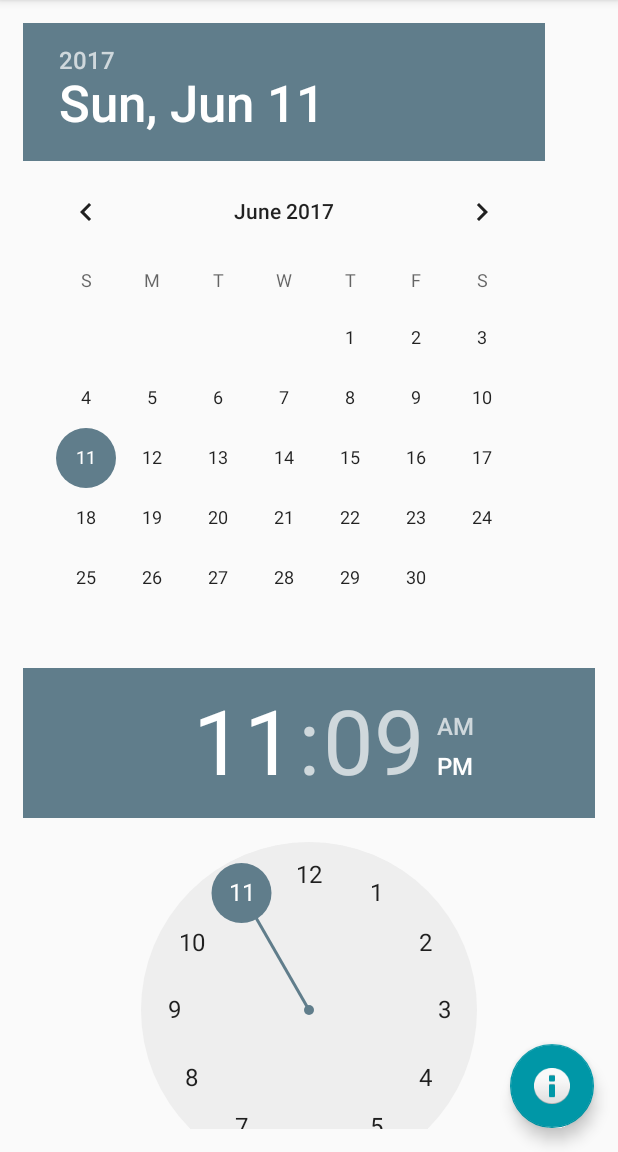
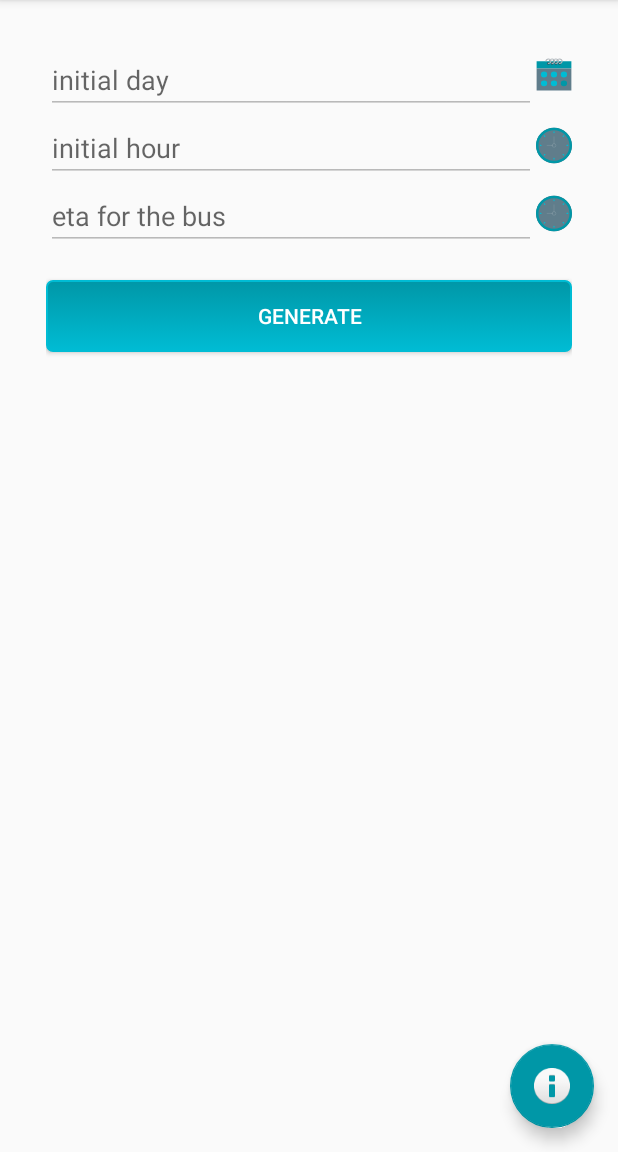
Before and after one commit to renanbrando/MyTimetable, an Android app: the screen it shows after launch (MainActivity), in the side drawer, after a tap on "Send", on a phone screen of 412 x 824 dp, the part 84-1236 px from its top. Run offline under Robolectric (Android 15) with nearby library versions, the phone set to English and light mode, and no system bars; our stand-ins replace ButterKnife.

Commit message:
Updated fragment screens and added date and time pickers for user's input.

```diff
--- a/app/build.gradle
+++ b/app/build.gradle
@@ -27,7 +27,8 @@ dependencies {
     compile 'com.android.support:appcompat-v7:25.3.1'
     compile 'com.android.support:design:25.3.1'
     compile 'com.android.support.constraint:constraint-layout:1.0.2'
+    compile 'com.jakewharton:butterknife:8.6.0'
+    compile 'com.android.support:support-v4:25.3.1'
     testCompile 'junit:junit:4.12'
-    compile 'com.jakewharton:butterknife:8.6.0'
     annotationProcessor 'com.jakewharton:butterknife-compiler:8.6.0'
 }
--- /dev/null
+++ b/app/src/main/java/br/com/totvs/brando/renan/mytimetable/Fragments/TimeTableFragment.java
@@ -0,0 +1,30 @@
+package br.com.totvs.brando.renan.mytimetable.Fragments;
+
+
+import android.os.Bundle;
+import android.support.v4.app.Fragment;
+import android.view.LayoutInflater;
+import android.view.View;
+import android.view.ViewGroup;
+
+import br.com.totvs.brando.renan.mytimetable.R;
+
+public class TimeTableFragment extends Fragment {
+
+
+    public TimeTableFragment() {
+        // Required empty public constructor
+    }
+
+
+    @Override
+    public View onCreateView(LayoutInflater inflater, ViewGroup container,
+                             Bundle savedInstanceState) {
+        // Inflate the layout for this fragment
+        View view = inflater.inflate(R.layout.fragment_time_table, container, false);
+
+
+        return view;
+    }
+
+}
--- a/app/src/main/java/br/com/totvs/brando/renan/mytimetable/MainActivity.java
+++ b/app/src/main/java/br/com/totvs/brando/renan/mytimetable/MainActivity.java
@@ -3,6 +3,7 @@ package br.com.totvs.brando.renan.mytimetable;
 import android.os.Bundle;
 import android.support.design.widget.FloatingActionButton;
 import android.support.design.widget.Snackbar;
+import android.support.v4.app.FragmentTransaction;
 import android.view.View;
 import android.support.design.widget.NavigationView;
 import android.support.v4.view.GravityCompat;
@@ -13,8 +14,12 @@ import android.support.v7.widget.Toolbar;
 import android.view.Menu;
 import android.view.MenuItem;
 
+import br.com.totvs.brando.renan.mytimetable.Fragments.MainFragment;
+import br.com.totvs.brando.renan.mytimetable.Fragments.TimeTableFragment;
+
 public class MainActivity extends AppCompatActivity
         implements NavigationView.OnNavigationItemSelectedListener {
+
 
     @Override
     protected void onCreate(Bundle savedInstanceState) {
@@ -40,6 +45,13 @@ public class MainActivity extends AppCompatActivity
 
         NavigationView navigationView = (NavigationView) findViewById(R.id.nav_view);
         navigationView.setNavigationItemSelectedListener(this);
+
+        MainFragment mainFragment = new MainFragment();
+        FragmentTransaction transaction = getSupportFragmentManager().beginTransaction();
+        transaction.replace(R.id.content_main, mainFragment);
+        transaction.disallowAddToBackStack();
+        transaction.commit();
+
     }
 
     @Override
@@ -80,17 +92,31 @@ public class MainActivity extends AppCompatActivity
         // Handle navigation view item clicks here.
         int id = item.getItemId();
 
-        if (id == R.id.nav_camera) {
-            // Handle the camera action
-        } else if (id == R.id.nav_gallery) {
+        switch (id){
+            case R.id.nav_timetable:
+                TimeTableFragment timeTableFragment = new TimeTableFragment();
+                FragmentTransaction transaction = getSupportFragmentManager().beginTransaction();
+                transaction.replace(R.id.content_main, timeTableFragment);
+                transaction.addToBackStack(null);
+                transaction.commit();
+                break;
+            case R.id.nav_gallery:
 
-        } else if (id == R.id.nav_slideshow) {
+                break;
+            case R.id.nav_slideshow:
 
-        } else if (id == R.id.nav_manage) {
+                break;
+            case R.id.nav_manage:
 
-        } else if (id == R.id.nav_share) {
+                break;
+            case R.id.nav_share:
 
-        } else if (id == R.id.nav_send) {
+                break;
+            case R.id.nav_send:
+
+                break;
+            default:
+                break;
 
         }
 
--- /dev/null
+++ b/app/src/main/res/drawable/ic_calendar.xml
@@ -0,0 +1,22 @@
+<vector android:height="44dp" android:viewportHeight="1136.0"
+    android:viewportWidth="640.0" android:width="24dp" xmlns:android="http://schemas.android.com/apk/res/android">
+    <path android:fillColor="#0097A7" android:pathData="M463.4,303.2l-286.9,0l-165.5,0l0,143.4l617.9,0l0,-143.4z"/>
+    <path android:fillColor="#38454F" android:pathData="M220.7,347.3m-22.1,0a22.1,22.1 0,1 1,44.1 0a22.1,22.1 0,1 1,-44.1 0"/>
+    <path android:fillColor="#38454F" android:pathData="M286.9,347.3m-22.1,0a22.1,22.1 0,1 1,44.1 0a22.1,22.1 0,1 1,-44.1 0"/>
+    <path android:fillColor="#38454F" android:pathData="M353.1,347.3m-22.1,0a22.1,22.1 0,1 1,44.1 0a22.1,22.1 0,1 1,-44.1 0"/>
+    <path android:fillColor="#38454F" android:pathData="M419.3,347.3m-22.1,0a22.1,22.1 0,1 1,44.1 0a22.1,22.1 0,1 1,-44.1 0"/>
+    <path android:fillColor="#AFB6BB" android:pathData="M419.3,248c-12.5,0 -23.9,4.3 -33.1,11.3c5.9,4.5 10.8,10.1 14.5,16.5c5.3,-3.6 11.7,-5.7 18.6,-5.7c18.3,0 33.1,14.9 33.1,33.1s-14.9,33.1 -33.1,33.1c-6.1,0 -11,4.9 -11,11c0,6.1 4.9,11 11,11c30.4,0 55.2,-24.8 55.2,-55.2C474.5,272.8 449.7,248 419.3,248z"/>
+    <path android:fillColor="#839594" android:pathData="M371.7,275.8c-4.7,8.1 -7.6,17.4 -7.6,27.4h22.1C386.2,291.8 380.4,281.8 371.7,275.8z"/>
+    <path android:fillColor="#839594" android:pathData="M305.5,275.8c-4.7,8.1 -7.6,17.4 -7.6,27.4H320C320,291.8 314.2,281.8 305.5,275.8z"/>
+    <path android:fillColor="#AFB6BB" android:pathData="M400.7,275.8c-3.7,-6.4 -8.6,-12 -14.5,-16.5c-9.2,-7 -20.6,-11.3 -33.1,-11.3s-23.9,4.3 -33.1,11.3c5.9,4.5 10.8,10.1 14.5,16.5c5.3,-3.6 11.7,-5.7 18.6,-5.7s13.3,2.1 18.6,5.7c8.8,6 14.5,16 14.5,27.4c0,18.3 -14.9,33.1 -33.1,33.1c-6.1,0 -11,4.9 -11,11c0,6.1 4.9,11 11,11c30.4,0 55.2,-24.8 55.2,-55.2C408.3,293.2 405.4,283.9 400.7,275.8z"/>
+    <path android:fillColor="#839594" android:pathData="M239.3,275.8c-4.7,8.1 -7.6,17.4 -7.6,27.4h22.1C253.8,291.8 248,281.8 239.3,275.8z"/>
+    <path android:fillColor="#AFB6BB" android:pathData="M334.5,275.8c-3.7,-6.4 -8.6,-12 -14.5,-16.5c-9.2,-7 -20.6,-11.3 -33.1,-11.3c-12.5,0 -23.9,4.3 -33.1,11.3c5.9,4.5 10.8,10.1 14.5,16.5c5.3,-3.6 11.7,-5.7 18.6,-5.7c6.9,0 13.3,2.1 18.6,5.7c8.8,6 14.5,16 14.5,27.4c0,18.3 -14.9,33.1 -33.1,33.1c-6.1,0 -11,4.9 -11,11c0,6.1 4.9,11 11,11c30.4,0 55.2,-24.8 55.2,-55.2C342.1,293.2 339.2,283.9 334.5,275.8z"/>
+    <path android:fillColor="#AFB6BB" android:pathData="M268.3,275.8c-3.7,-6.4 -8.6,-12 -14.5,-16.5c-9.2,-7 -20.6,-11.3 -33.1,-11.3c-30.4,0 -55.2,24.8 -55.2,55.2h22.1c0,-18.3 14.9,-33.1 33.1,-33.1c6.9,0 13.3,2.1 18.6,5.7c8.8,6 14.5,16 14.5,27.4c0,18.3 -14.9,33.1 -33.1,33.1c-6.1,0 -11,4.9 -11,11c0,6.1 4.9,11 11,11c30.4,0 55.2,-24.8 55.2,-55.2C275.9,293.2 273,283.9 268.3,275.8z"/>
+    <path android:fillColor="#607D8B" android:pathData="M11,446.6h617.9v441.4h-617.9z"/>
+    <path android:fillColor="#00BCD4" android:pathData="M143.4,568m-55.2,0a55.2,55.2 0,1 1,110.3 0a55.2,55.2 0,1 1,-110.3 0"/>
+    <path android:fillColor="#00BCD4" android:pathData="M320,568m-55.2,0a55.2,55.2 0,1 1,110.3 0a55.2,55.2 0,1 1,-110.3 0"/>
+    <path android:fillColor="#00BCD4" android:pathData="M496.6,568m-55.2,0a55.2,55.2 0,1 1,110.3 0a55.2,55.2 0,1 1,-110.3 0"/>
+    <path android:fillColor="#00BCD4" android:pathData="M143.4,744.6m-55.2,0a55.2,55.2 0,1 1,110.3 0a55.2,55.2 0,1 1,-110.3 0"/>
+    <path android:fillColor="#00BCD4" android:pathData="M320,744.6m-55.2,0a55.2,55.2 0,1 1,110.3 0a55.2,55.2 0,1 1,-110.3 0"/>
+    <path android:fillColor="#0097A7" android:pathData="M496.6,744.6m-55.2,0a55.2,55.2 0,1 1,110.3 0a55.2,55.2 0,1 1,-110.3 0"/>
+</vector>
--- /dev/null
+++ b/app/src/main/res/drawable/ic_clock.xml
@@ -0,0 +1,25 @@
+<vector android:height="42dp" android:viewportHeight="1136.0"
+    android:viewportWidth="640.0" android:width="24dp" xmlns:android="http://schemas.android.com/apk/res/android">
+    <path android:fillColor="#607D8B" android:pathData="M320,568m-320,0a320,320 0,1 1,640 0a320,320 0,1 1,-640 0"/>
+    <path android:fillColor="#0097A7" android:pathData="M320,292.1c152.1,0 275.9,123.8 275.9,275.9S472.1,843.9 320,843.9S44.1,720.1 44.1,568S167.9,292.1 320,292.1M320,248C143.3,248 0,391.3 0,568s143.3,320 320,320s320,-143.3 320,-320S496.7,248 320,248L320,248z"/>
+    <path android:fillColor="#00BCD4" android:pathData="M320,312.9c-6.1,0 -11,4.9 -11,11v11c0,6.1 4.9,11 11,11s11,-4.9 11,-11v-11C331,317.8 326.1,312.9 320,312.9z"/>
+    <path android:fillColor="#00BCD4" android:pathData="M320,787.4c-6.1,0 -11,4.9 -11,11v11c0,6.1 4.9,11 11,11s11,-4.9 11,-11v-11C331,792.3 326.1,787.4 320,787.4z"/>
+    <path android:fillColor="#00BCD4" android:pathData="M562.8,555.6h-11c-6.1,0 -11,4.9 -11,11c0,6.1 4.9,11 11,11h11c6.1,0 11,-4.9 11,-11C573.8,560.6 568.8,555.6 562.8,555.6z"/>
+    <path android:fillColor="#00BCD4" android:pathData="M88.3,555.6H77.2c-6.1,0 -11,4.9 -11,11c0,6.1 4.9,11 11,11h11c6.1,0 11,-4.9 11,-11C99.3,560.6 94.4,555.6 88.3,555.6z"/>
+    <path android:fillColor="#00BCD4" android:pathData="M483.9,387.2l-7.8,7.8c-4.3,4.3 -4.3,11.3 0,15.6c2.2,2.2 5,3.2 7.8,3.2c2.8,0 5.7,-1.1 7.8,-3.2l7.8,-7.8c4.3,-4.3 4.3,-11.3 0,-15.6C495.1,382.9 488.2,382.9 483.9,387.2z"/>
+    <path android:fillColor="#00BCD4" android:pathData="M148.3,722.7l-7.8,7.8c-4.3,4.3 -4.3,11.3 0,15.6c2.2,2.2 5,3.2 7.8,3.2c2.8,0 5.7,-1.1 7.8,-3.2l7.8,-7.8c4.3,-4.3 4.3,-11.3 0,-15.6S152.7,718.4 148.3,722.7z"/>
+    <path android:fillColor="#00BCD4" android:pathData="M491.7,722.7c-4.3,-4.3 -11.3,-4.3 -15.6,0s-4.3,11.3 0,15.6l7.8,7.8c2.2,2.2 5,3.2 7.8,3.2c2.8,0 5.7,-1.1 7.8,-3.2c4.3,-4.3 4.3,-11.3 0,-15.6L491.7,722.7z"/>
+    <path android:fillColor="#00BCD4" android:pathData="M156.1,387.2c-4.3,-4.3 -11.3,-4.3 -15.6,0c-4.3,4.3 -4.3,11.3 0,15.6l7.8,7.8c2.2,2.2 5,3.2 7.8,3.2c2.8,0 5.7,-1.1 7.8,-3.2c4.3,-4.3 4.3,-11.3 0,-15.6L156.1,387.2z"/>
+    <path android:fillColor="#00000000"
+        android:pathData="M286.9,566.7L198.6,566.7"
+        android:strokeColor="#FFFFFF" android:strokeLineCap="round"
+        android:strokeLineJoin="round" android:strokeWidth="2"/>
+    <path android:fillColor="#00000000"
+        android:pathData="M320,533.6L320,412.2"
+        android:strokeColor="#FFFFFF" android:strokeLineCap="round"
+        android:strokeLineJoin="round" android:strokeWidth="2"/>
+    <path android:fillColor="#00000000"
+        android:pathData="M320,566.7m-33.1,0a33.1,33.1 0,1 1,66.2 0a33.1,33.1 0,1 1,-66.2 0"
+        android:strokeColor="#FFFFFF" android:strokeLineCap="round"
+        android:strokeLineJoin="round" android:strokeWidth="2"/>
+</vector>
--- /dev/null
+++ b/app/src/main/res/drawable/ic_date.xml
@@ -0,0 +1,9 @@
+<vector xmlns:android="http://schemas.android.com/apk/res/android"
+        android:width="24dp"
+        android:height="24dp"
+        android:viewportWidth="24.0"
+        android:viewportHeight="24.0">
+    <path
+        android:fillColor="#FF000000"
+        android:pathData="M9,11L7,11v2h2v-2zM13,11h-2v2h2v-2zM17,11h-2v2h2v-2zM19,4h-1L18,2h-2v2L8,4L8,2L6,2v2L5,4c-1.11,0 -1.99,0.9 -1.99,2L3,20c0,1.1 0.89,2 2,2h14c1.1,0 2,-0.9 2,-2L21,6c0,-1.1 -0.9,-2 -2,-2zM19,20L5,20L5,9h14v11z"/>
+</vector>
--- a/app/src/main/res/layout/content_main.xml
+++ b/app/src/main/res/layout/content_main.xml
@@ -1,40 +1,20 @@
 <?xml version="1.0" encoding="utf-8"?>
-<ScrollView xmlns:android="http://schemas.android.com/apk/res/android"
+<LinearLayout xmlns:android="http://schemas.android.com/apk/res/android"
     xmlns:app="http://schemas.android.com/apk/res-auto"
     xmlns:tools="http://schemas.android.com/tools"
     android:layout_width="match_parent"
     android:layout_height="match_parent"
     android:padding="@dimen/default_padding"
+    android:orientation="vertical"
     app:layout_behavior="@string/appbar_scrolling_view_behavior"
     tools:context="br.com.totvs.brando.renan.mytimetable.MainActivity"
     tools:showIn="@layout/app_bar_main">
 
-    <LinearLayout
-        android:layout_width="match_parent"
-        android:layout_height="match_parent"
-        android:orientation="vertical">
+   <FrameLayout
+       android:layout_width="match_parent"
+       android:layout_height="match_parent"
+       android:id="@+id/content_main">
 
-        <DatePicker
-            android:id="@+id/dpInitDay"
-            android:layout_width="wrap_content"
-            android:layout_height="wrap_content"
-            android:visibility="visible"></DatePicker>
+   </FrameLayout>
 
-        <TimePicker
-            android:id="@+id/tpIniHour"
-            android:layout_width="wrap_content"
-            android:layout_height="wrap_content"
-            android:visibility="visible"></TimePicker>
-
-        <Button
-            android:id="@+id/btnGenerate"
-            android:layout_width="match_parent"
-            android:layout_height="wrap_content"
-            android:text="@string/generate"
-            android:textColor="@color/colorIcons"
-            android:layout_marginTop="20dp"
-            android:background="@drawable/totvs_button"/>
-
-    </LinearLayout>
-
-</ScrollView>
+</LinearLayout>
--- /dev/null
+++ b/app/src/main/res/layout/fragment_main.xml
@@ -0,0 +1,90 @@
+<?xml version="1.0" encoding="utf-8"?>
+<FrameLayout xmlns:android="http://schemas.android.com/apk/res/android"
+    android:layout_width="match_parent"
+    android:layout_height="match_parent"
+    android:padding="@dimen/default_padding"
+    android:id="@+id/content_main">
+
+    <LinearLayout
+        android:layout_width="match_parent"
+        android:layout_height="match_parent"
+        android:orientation="vertical">
+
+        <LinearLayout
+            android:layout_width="match_parent"
+            android:layout_height="wrap_content"
+            android:orientation="horizontal">
+
+            <EditText
+                android:id="@+id/edInitDay"
+                android:layout_width="0dp"
+                android:layout_height="wrap_content"
+                android:hint="@string/initial_day"
+                android:enabled="false"
+                android:layout_weight="1"/>
+
+            <ImageButton
+                android:id="@+id/btnGetDay"
+                android:layout_width="24dp"
+                android:layout_height="38dp"
+                android:padding="@dimen/default_padding"
+                android:background="@drawable/ic_calendar" />
+
+        </LinearLayout>
+
+        <LinearLayout
+            android:layout_width="match_parent"
+            android:layout_height="wrap_content"
+            android:orientation="horizontal">
+
+            <EditText
+                android:id="@+id/edInitTime"
+                android:layout_width="0dp"
+                android:layout_height="wrap_content"
+                android:hint="@string/initial_hour"
+                android:enabled="false"
+                android:layout_weight="1"/>
+
+            <ImageButton
+                android:id="@+id/btnGetTime"
+                android:layout_width="24dp"
+                android:layout_height="42dp"
+                android:padding="@dimen/default_padding"
+                android:background="@drawable/ic_clock" />
+
+        </LinearLayout>
+
+        <LinearLayout
+            android:layout_width="match_parent"
+            android:layout_height="wrap_content"
+            android:orientation="horizontal">
+
+            <EditText
+                android:id="@+id/edRestTime"
+                android:layout_width="0dp"
+                android:layout_height="wrap_content"
+                android:hint="eta for the bus"
+                android:enabled="false"
+                android:layout_weight="1"/>
+
+            <ImageButton
+                android:id="@+id/btnGetETA"
+                android:layout_width="24dp"
+                android:layout_height="42dp"
+                android:padding="@dimen/default_padding"
+                android:background="@drawable/ic_clock" />
+
+        </LinearLayout>
+
+
+        <Button
+            android:id="@+id/btnGenerate"
+            android:layout_width="match_parent"
+            android:layout_height="wrap_content"
+            android:text="@string/generate"
+            android:textColor="@color/colorIcons"
+            android:layout_marginTop="20dp"
+            android:background="@drawable/totvs_button"/>
+    </LinearLayout>
+
+</FrameLayout>
--- a/app/src/main/res/menu/activity_main_drawer.xml
+++ b/app/src/main/res/menu/activity_main_drawer.xml
@@ -3,9 +3,9 @@
 
     <group android:checkableBehavior="single">
         <item
-            android:id="@+id/nav_camera"
-            android:icon="@drawable/ic_menu_camera"
-            android:title="Import" />
+            android:id="@+id/nav_timetable"
+            android:icon="@drawable/ic_date"
+            android:title="@string/timetables" />
         <item
             android:id="@+id/nav_gallery"
             android:icon="@drawable/ic_menu_gallery"
--- a/app/src/main/res/values/strings.xml
+++ b/app/src/main/res/values/strings.xml
@@ -9,4 +9,10 @@
     <string name="initial_hour">initial hour</string>
     <string name="recovery_time">recovery time</string>
     <string name="generate">generate</string>
+    <string name="initial_day">initial day</string>
+    <string name="empty_input">Fill in all the fields!</string>
+    <string name="timetables">Timetables</string>
+
+    <!-- TODO: Remove or change this placeholder text -->
+    <string name="hello_blank_fragment">Hello blank fragment</string>
 </resources>
```
Also changed, not shown: app/src/main/java/br/com/totvs/brando/renan/mytimetable/Fragments/MainFragment.java (added, +138 -0 lines), app/src/main/res/layout/fragment_time_table.xml (added, +21 -0 lines).
